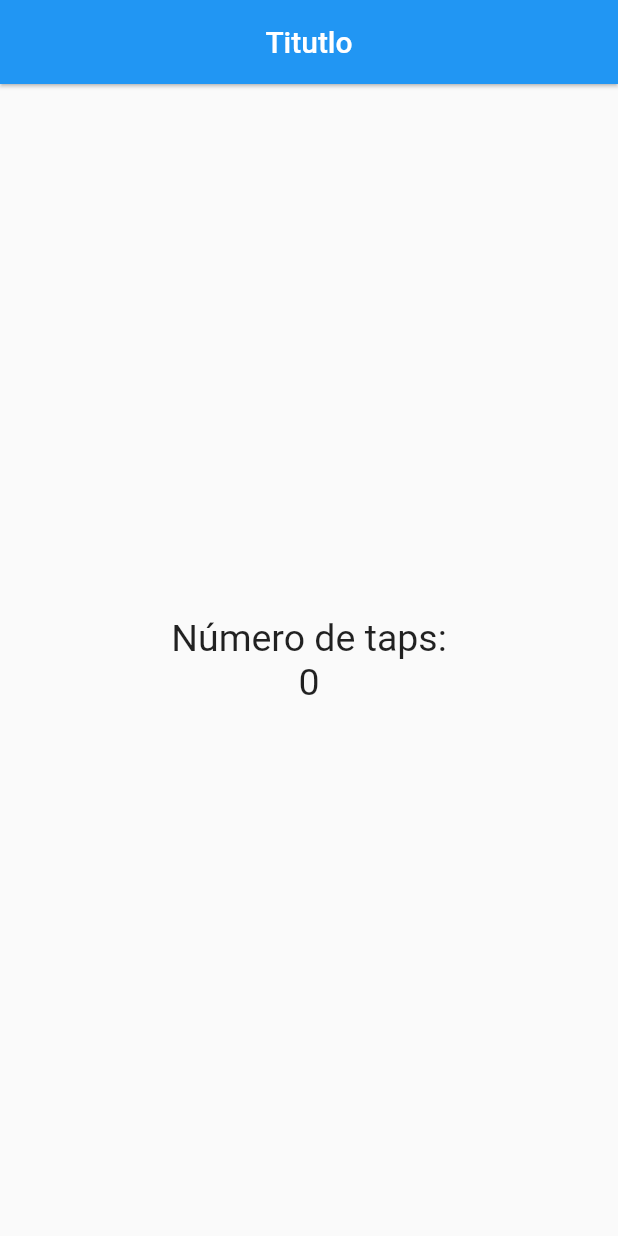
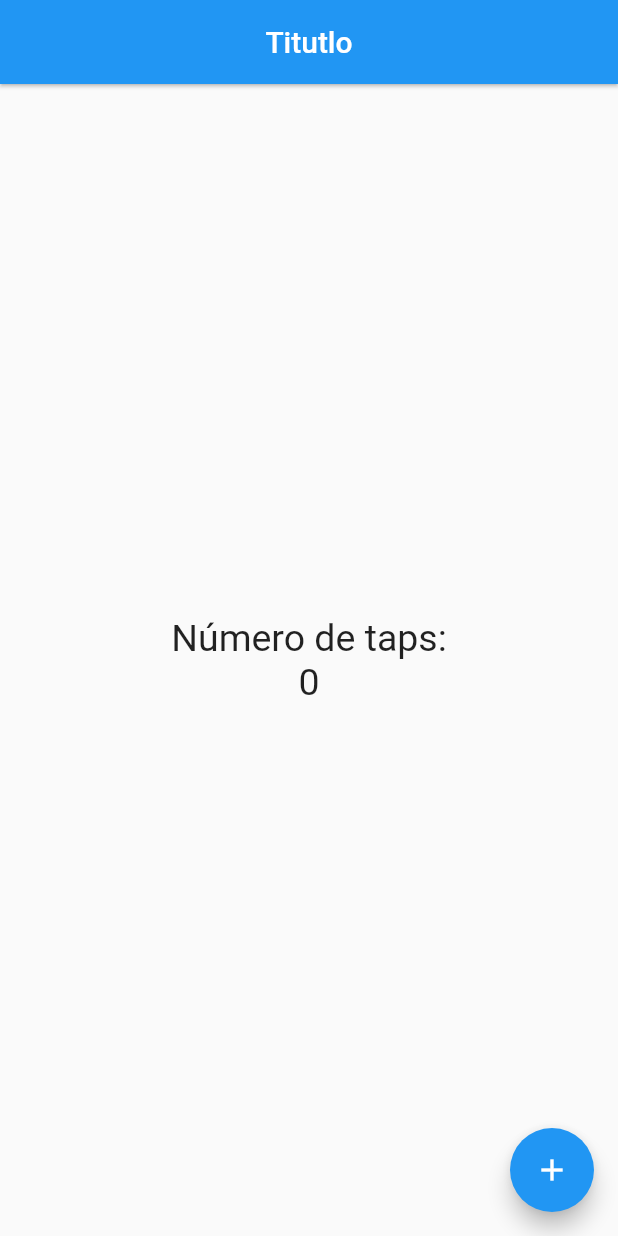
Before and after one commit to DilanUriostegui/Flutter-contador-app1, a Flutter app: the screen it shows after launch, on a phone screen of 412 x 824 dp. Run offline on Flutter 3.47's test engine with Material 2 defaults, Android fonts, the phone set to English and light mode, and no system bars.

Commit message:
Creación del botón flotante

```diff
--- a/lib/src/pages/home_page.dart
+++ b/lib/src/pages/home_page.dart
@@ -21,6 +21,12 @@ class HomePage extends StatelessWidget{
           ],
         )
       ),
+      floatingActionButton: FloatingActionButton(
+        child: Icon(Icons.add),
+        onPressed: () {
+          print('Hola mundo!');
+        },
+      ),
     );
   }
 }
```
